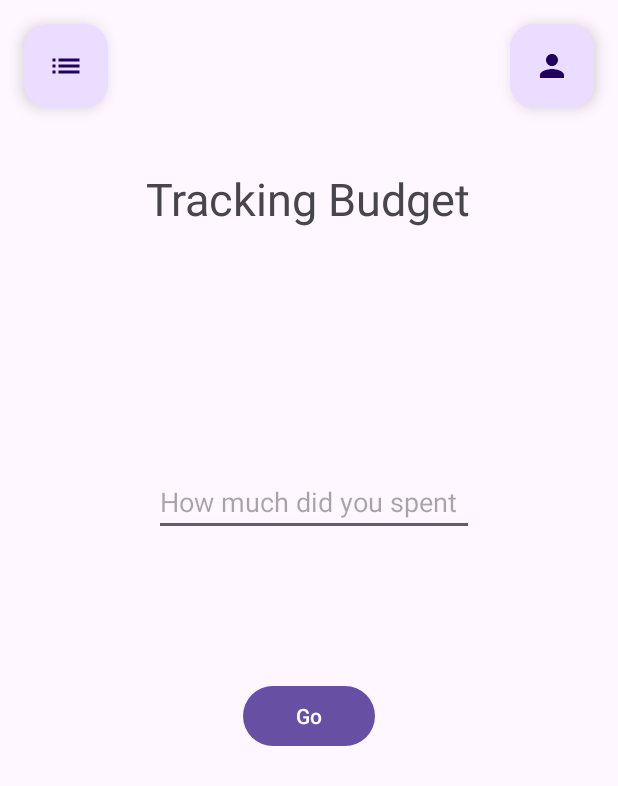
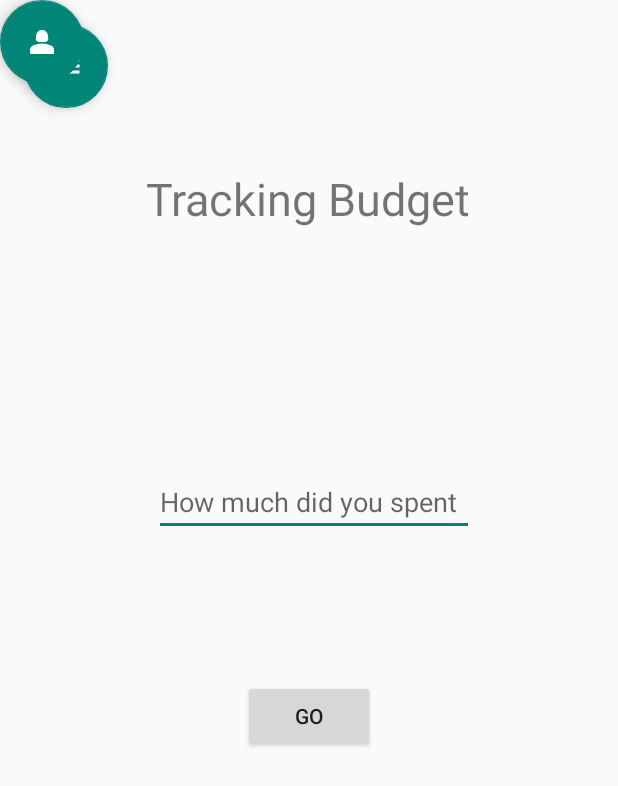
Before and after one commit to maarof36/SDN, an Android app: the fragment BudgetTrackingFragment shown on its own in the app's theme, on a phone screen of 412 x 824 dp. Shown: the top 786 px of the screen. Run offline under Robolectric (Android 15) with nearby library versions, the phone set to English and light mode, and no system bars.

Commit message:
Added ProfileFragment with imageView design and flotingButtton but still cant change image and connecting login with Main page in app

```diff
--- a/app/src/main/res/drawable/baseline_list_24.xml
+++ b/app/src/main/res/drawable/baseline_list_24.xml
@@ -1,5 +1,5 @@
 <vector android:autoMirrored="true" android:height="24dp"
-    android:tint="#00FDF5" android:viewportHeight="24"
+    android:tint="#FFFFFF" android:viewportHeight="24"
     android:viewportWidth="24" android:width="24dp" xmlns:android="http://schemas.android.com/apk/res/android">
     <path android:fillColor="@android:color/white" android:pathData="M3,13h2v-2L3,11v2zM3,17h2v-2L3,15v2zM3,9h2L5,7L3,7v2zM7,13h14v-2L7,11v2zM7,17h14v-2L7,15v2zM7,7v2h14L21,7L7,7z"/>
 </vector>
--- a/app/src/main/res/drawable/baseline_person_24.xml
+++ /dev/null
@@ -1,5 +0,0 @@
-<vector android:height="24dp" android:tint="#00FDF3"
-    android:viewportHeight="24" android:viewportWidth="24"
-    android:width="24dp" xmlns:android="http://schemas.android.com/apk/res/android">
-    <path android:fillColor="@android:color/white" android:pathData="M12,12c2.21,0 4,-1.79 4,-4s-1.79,-4 -4,-4 -4,1.79 -4,4 1.79,4 4,4zM12,14c-2.67,0 -8,1.34 -8,4v2h16v-2c0,-2.66 -5.33,-4 -8,-4z"/>
-</vector>
--- /dev/null
+++ b/app/src/main/res/drawable/baseline_person_2_24.xml
@@ -0,0 +1,6 @@
+<vector android:height="24dp" android:tint="#FFFFFF"
+    android:viewportHeight="24" android:viewportWidth="24"
+    android:width="24dp" xmlns:android="http://schemas.android.com/apk/res/android">
+    <path android:fillColor="@android:color/white" android:pathData="M18.39,14.56C16.71,13.7 14.53,13 12,13c-2.53,0 -4.71,0.7 -6.39,1.56C4.61,15.07 4,16.1 4,17.22V20h16v-2.78C20,16.1 19.39,15.07 18.39,14.56z"/>
+    <path android:fillColor="@android:color/white" android:pathData="M9.78,12h4.44c1.21,0 2.14,-1.06 1.98,-2.26l-0.32,-2.45C15.57,5.39 13.92,4 12,4S8.43,5.39 8.12,7.29L7.8,9.74C7.64,10.94 8.57,12 9.78,12z"/>
+</vector>
--- /dev/null
+++ b/app/src/main/res/drawable/baseline_photo_camera_24.xml
@@ -0,0 +1,6 @@
+<vector android:height="24dp" android:tint="#FFFFFF"
+    android:viewportHeight="24" android:viewportWidth="24"
+    android:width="24dp" xmlns:android="http://schemas.android.com/apk/res/android">
+    <path android:fillColor="@android:color/white" android:pathData="M12,12m-3.2,0a3.2,3.2 0,1 1,6.4 0a3.2,3.2 0,1 1,-6.4 0"/>
+    <path android:fillColor="@android:color/white" android:pathData="M9,2L7.17,4L4,4c-1.1,0 -2,0.9 -2,2v12c0,1.1 0.9,2 2,2h16c1.1,0 2,-0.9 2,-2L22,6c0,-1.1 -0.9,-2 -2,-2h-3.17L15,2L9,2zM12,17c-2.76,0 -5,-2.24 -5,-5s2.24,-5 5,-5 5,2.24 5,5 -2.24,5 -5,5z"/>
+</vector>
--- a/app/src/main/res/layout/fragment_budget_tracking.xml
+++ b/app/src/main/res/layout/fragment_budget_tracking.xml
@@ -46,17 +46,6 @@
             app:layout_constraintTop_toBottomOf="@+id/editTextText" />
 
         <com.google.android.material.floatingactionbutton.FloatingActionButton
-            android:id="@+id/floatingActionButton"
-            android:layout_width="wrap_content"
-            android:layout_height="wrap_content"
-            android:layout_marginTop="16dp"
-            android:layout_marginEnd="16dp"
-            android:clickable="true"
-            android:src="@drawable/baseline_person_24"
-            app:layout_constraintEnd_toEndOf="parent"
-            app:layout_constraintTop_toTopOf="parent" />
-
-        <com.google.android.material.floatingactionbutton.FloatingActionButton
             android:id="@+id/floatingActionButton3"
             android:layout_width="wrap_content"
             android:layout_height="wrap_content"
@@ -67,5 +56,14 @@
             app:layout_constraintStart_toStartOf="parent"
             app:layout_constraintTop_toTopOf="parent" />
 
+        <com.google.android.material.floatingactionbutton.FloatingActionButton
+            android:id="@+id/floatingActionButton"
+            android:layout_width="wrap_content"
+            android:layout_height="wrap_content"
+            android:clickable="true"
+            android:src="@drawable/baseline_person_2_24"
+            tools:layout_editor_absoluteX="343dp"
+            tools:layout_editor_absoluteY="16dp" />
+
     </androidx.constraintlayout.widget.ConstraintLayout>
 </FrameLayout>
--- a/app/src/main/res/values-night/themes.xml
+++ b/app/src/main/res/values-night/themes.xml
@@ -1,7 +1,8 @@
 <resources xmlns:tools="http://schemas.android.com/tools">
     <!-- Base application theme. -->
-    <style name="Base.Theme.SDN" parent="Theme.Material3.DayNight.NoActionBar">
+    <style name="Base.Theme.SDN" parent="Theme.AppCompat.DayNight.NoActionBar">
         <!-- Customize your dark theme here. -->
         <!-- <item name="colorPrimary">@color/my_dark_primary</item> -->
+        <item name="android:statusBarColor">@color/black</item>
     </style>
 </resources>
--- a/app/src/main/res/values/colors.xml
+++ b/app/src/main/res/values/colors.xml
@@ -2,4 +2,6 @@
 <resources>
     <color name="black">#FF000000</color>
     <color name="white">#FFFFFFFF</color>
+    <color name="blue">#0000FF</color>
+
 </resources>
--- /dev/null
+++ b/app/src/main/res/values/custom_style.xml
@@ -0,0 +1,6 @@
+<?xml version="1.0" encoding="utf-8"?>
+<resources>
+    <style name="circular">
+        <item name="cornerSize">50%</item>
+    </style>
+</resources>
--- a/app/src/main/res/values/themes.xml
+++ b/app/src/main/res/values/themes.xml
@@ -1,8 +1,9 @@
 <resources xmlns:tools="http://schemas.android.com/tools">
     <!-- Base application theme. -->
-    <style name="Base.Theme.SDN" parent="Theme.Material3.DayNight.NoActionBar">
+    <style name="Base.Theme.SDN" parent="Theme.AppCompat.DayNight.NoActionBar">
         <!-- Customize your light theme here. -->
         <!-- <item name="colorPrimary">@color/my_light_primary</item> -->
+   <item name="android:statusBarColor">@color/black</item>
     </style>
 
     <style name="Theme.SDN" parent="Base.Theme.SDN" />
```
Also changed, not shown: app/src/main/java/com/example/sdn/LoginFragment.java (+7 -0 lines), app/src/main/java/com/example/sdn/ProfileFragment.java (added, +83 -0 lines), app/src/main/res/layout/fragment_profile.xml (added, +44 -0 lines).
